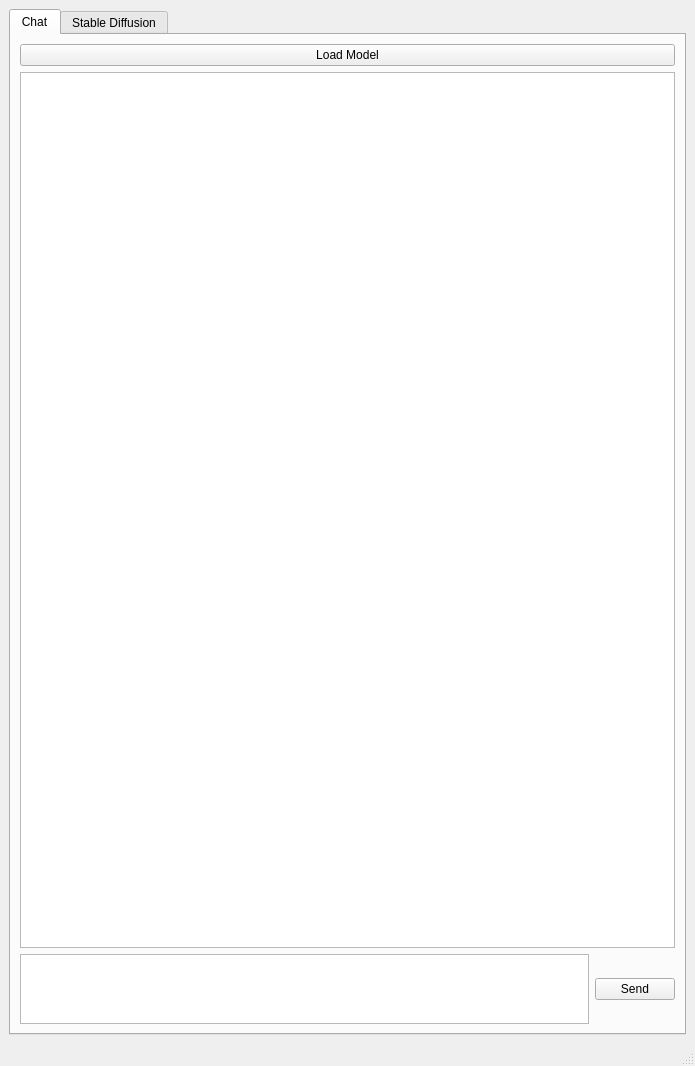
Iemand005/Singularity, file AIOneQTWidgets/mainwindow.ui: the form before one commit.
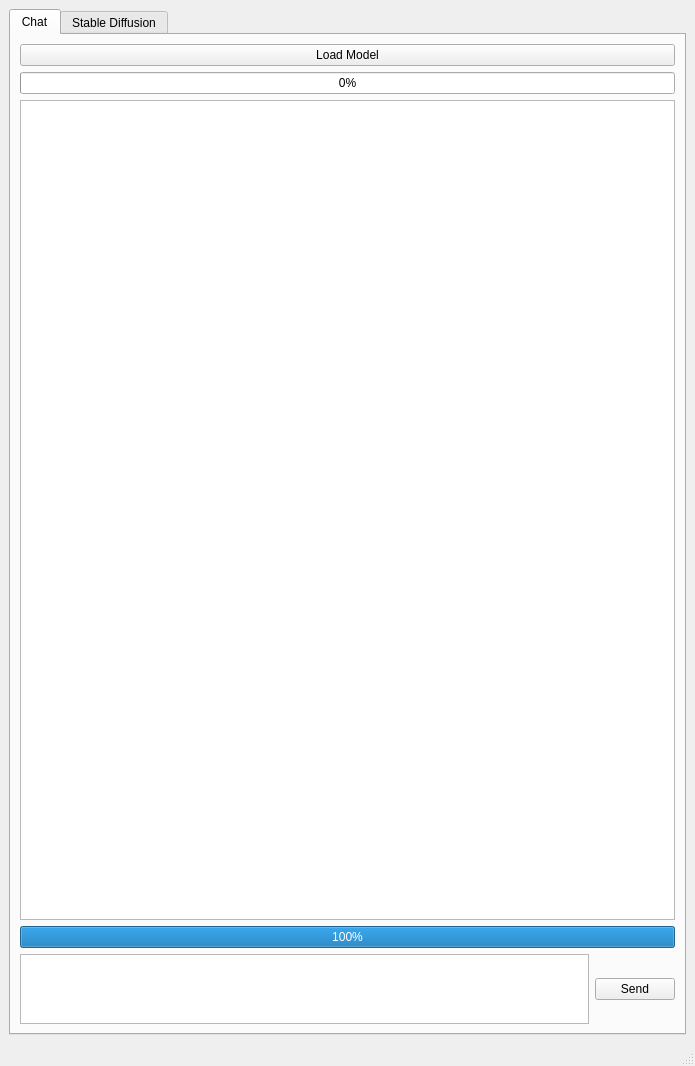
The form after the commit. The open tabs and pages were chosen to show the change.

Commit message: Async model load for LLM

Diff of the .ui file:
```diff
--- a/AIOneQTWidgets/mainwindow.ui
+++ b/AIOneQTWidgets/mainwindow.ui
@@ -48,7 +48,25 @@
          </widget>
         </item>
         <item>
-         <widget class="QListWidget" name="listWidget"/>
+         <widget class="QProgressBar" name="llmLoadProgressBar">
+          <property name="value">
+           <number>0</number>
+          </property>
+         </widget>
+        </item>
+        <item>
+         <widget class="QListWidget" name="listWidget">
+          <property name="wordWrap">
+           <bool>true</bool>
+          </property>
+         </widget>
+        </item>
+        <item>
+         <widget class="QProgressBar" name="inputEvalProgressBar">
+          <property name="value">
+           <number>100</number>
+          </property>
+         </widget>
         </item>
         <item>
          <layout class="QHBoxLayout" name="horizontalLayout">
```
Left out of the diff: 2 changed lines with no effect on the pictures. The commit also changes 3 other files.
